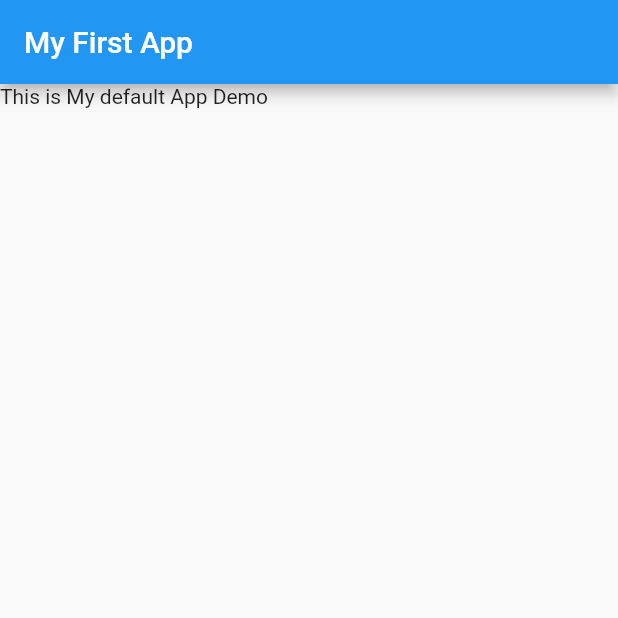
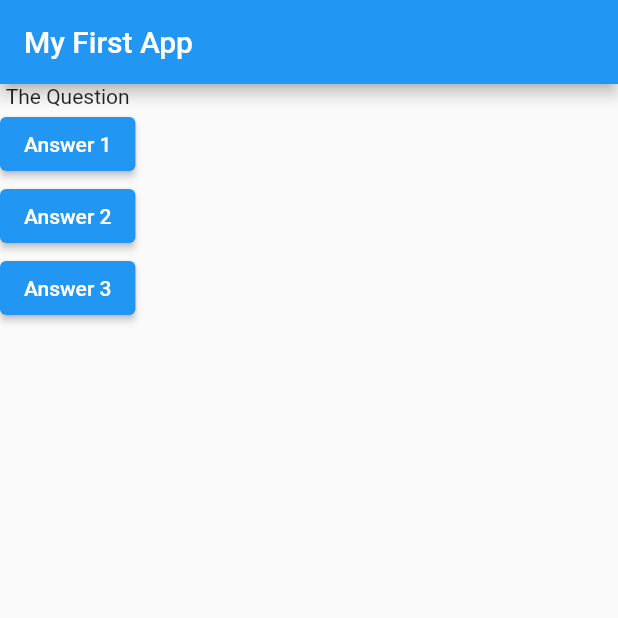
Before and after one commit to terinSeb/Flutter_First_Project, a Flutter app: the screen it shows after launch, on a phone screen of 412 x 824 dp, the top half of it. Run offline on Flutter 3.47's test engine with Material 2 defaults, Android fonts, the phone set to English and light mode, and no system bars.

Commit message:
Added Button Events

```diff
--- a/lib/main.dart
+++ b/lib/main.dart
@@ -7,13 +7,29 @@ runApp( const MyApp());
 }
 
 class MyApp extends StatelessWidget{
+
   const MyApp({Key? key}) : super(key: key);
+  void answerQuestion(){
+  debugPrint('Answer Choosen');
+}
 
   @override
   Widget build(BuildContext context){
     return   MaterialApp(home: Scaffold(
       appBar: AppBar(title: const Text('My First App'),),
-      body: const Text('This is My default App Demo'),
+      body: Column(
+        children:  [
+          const Text('The Question'),
+          ElevatedButton(child: const Text('Answer 1'),
+          onPressed: answerQuestion,),
+           ElevatedButton(child: const Text('Answer 2'),
+          onPressed: ()=> debugPrint('Answer Choosen 2') ,),
+           ElevatedButton(child: const Text('Answer 3'),
+          onPressed: () {
+            debugPrint('Answer Choosen 3');
+          },)
+        ],
+      ),
       ), );
   }
 }
```
